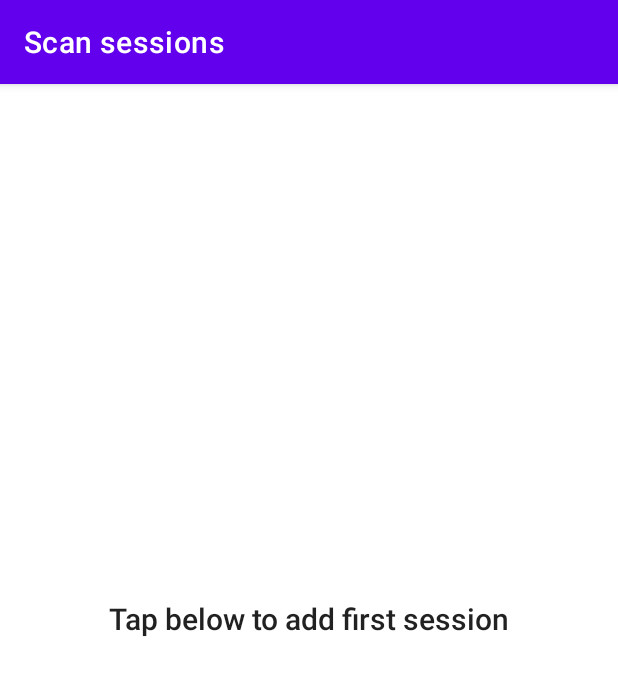
After one commit to VanessaGregoriou/Scanner-Turntable, an Android app: the SessionActivity screen opened directly, with no data from a screen before it, on a phone screen of 412 x 824 dp. The commit adds this screen. Shown: the top 676 px of the screen. Run offline under Robolectric (Android 15) with nearby library versions, the phone set to English and light mode, and no system bars; our stand-ins replace navigation-ui; libraries missing offline, so code that uses them is left out: androidx.camera.core, androidx.camera.lifecycle.

Commit message:
Add activity to start scanning sessions.

```diff
--- a/app/src/main/java/com/android/app/itemscanner/MainActivity.kt
+++ b/app/src/main/java/com/android/app/itemscanner/MainActivity.kt
@@ -1,5 +1,6 @@
 package com.android.app.itemscanner
 
+import android.content.Intent
 import android.os.Bundle
 import androidx.appcompat.app.AppCompatActivity
 import androidx.navigation.findNavController
@@ -56,7 +57,8 @@ class MainActivity : AppCompatActivity(), SessionCreateDialogFragment.DialogList
     }
 
     override fun onStart(dialog: DialogFragment) {
-
+        val intent = Intent(this, SessionActivity::class.java)
+        startActivity(intent)
     }
 
     override fun onClose(dialog: DialogFragment) {}
--- /dev/null
+++ b/app/src/main/java/com/android/app/itemscanner/SessionActivity.kt
@@ -0,0 +1,93 @@
+package com.android.app.itemscanner
+
+import android.content.pm.PackageManager
+import android.Manifest.permission
+import android.os.Build
+import android.os.Bundle
+import android.util.Log
+import android.widget.Toast
+import androidx.appcompat.app.AppCompatActivity
+import androidx.camera.core.CameraSelector
+import androidx.camera.core.ImageCapture
+import androidx.camera.core.Preview
+import androidx.camera.lifecycle.ProcessCameraProvider
+import androidx.core.app.ActivityCompat
+import androidx.core.content.ContextCompat
+import androidx.navigation.findNavController
+import androidx.navigation.ui.AppBarConfiguration
+import androidx.navigation.ui.setupActionBarWithNavController
+import com.android.app.itemscanner.databinding.ActivitySessionBinding
+import java.util.concurrent.ExecutorService
+import java.util.concurrent.Executors
+
+class SessionActivity: AppCompatActivity() {
+
+    private lateinit var appBarConfiguration: AppBarConfiguration
+    private lateinit var binding: ActivitySessionBinding
+
+    private var imageCapture: ImageCapture? = null
+    private lateinit var cameraExecutor: ExecutorService
+
+
+    override fun onCreate(savedInstanceState: Bundle?) {
+        super.onCreate(savedInstanceState)
+        binding = ActivitySessionBinding.inflate(layoutInflater)
+        setContentView(binding.root)
+        setSupportActionBar(binding.toolbar)
+        val navController = findNavController(R.id.nav_host_fragment_content_main)
+        appBarConfiguration = AppBarConfiguration(navController.graph)
+        setupActionBarWithNavController(navController, appBarConfiguration)
+
+
+        // Request camera permissions
+        if (allPermissionsGranted()) {
+//            startCamera()
+        } else {
+            ActivityCompat.requestPermissions(
+                this, REQUIRED_PERMISSIONS, REQUEST_CODE_PERMISSIONS)
+        }
+
+        cameraExecutor = Executors.newSingleThreadExecutor()
+    }
+
+    private fun allPermissionsGranted() = REQUIRED_PERMISSIONS.all {
+        ContextCompat.checkSelfPermission(
+            baseContext, it) == PackageManager.PERMISSION_GRANTED
+    }
+
+    override fun onDestroy() {
+        super.onDestroy()
+        cameraExecutor.shutdown()
+    }
+
+    companion object {
+        public const val TAG = "CameraXApp"
+        private const val FILENAME_FORMAT = "yyyy-MM-dd-HH-mm-ss-SSS"
+        private const val REQUEST_CODE_PERMISSIONS = 10
+        private val REQUIRED_PERMISSIONS =
+            mutableListOf (
+                permission.CAMERA
+            ).apply {
+                if (Build.VERSION.SDK_INT <= Build.VERSION_CODES.P) {
+                    add(permission.WRITE_EXTERNAL_STORAGE)
+                }
+            }.toTypedArray()
+    }
+
+    override fun onRequestPermissionsResult(
+        requestCode: Int, permissions: Array<String>, grantResults:
+        IntArray) {
+        super.onRequestPermissionsResult(requestCode, permissions, grantResults)
+        if (requestCode == REQUEST_CODE_PERMISSIONS) {
+            if (allPermissionsGranted()) {
+//                startCamera()
+            } else {
+                Toast.makeText(this,
+                    "Permissions not granted by the user.",
+                    Toast.LENGTH_SHORT).show()
+                finish()
+            }
+        }
+    }
+
+}
--- a/app/src/main/java/com/android/app/itemscanner/SessionCreateDialogFragment.kt
+++ b/app/src/main/java/com/android/app/itemscanner/SessionCreateDialogFragment.kt
@@ -54,8 +54,8 @@ class SessionCreateDialogFragment(listener: DialogListener) : DialogFragment() {
             val builder = AlertDialog.Builder(it)
             builder
                 .setView(dialogView)
-                .setPositiveButton(R.string.start_scanning) { dialog, _ ->
-
+                .setPositiveButton(R.string.start_scanning) { _, _ ->
+                    listener.onStart(this)
                 }
                 .setNegativeButton(R.string.close) { _, _ ->
                     listener.onClose(this)
--- /dev/null
+++ b/app/src/main/res/layout/activity_session.xml
@@ -0,0 +1,25 @@
+<?xml version="1.0" encoding="utf-8"?>
+<androidx.constraintlayout.widget.ConstraintLayout
+    xmlns:android="http://schemas.android.com/apk/res/android"
+    xmlns:app="http://schemas.android.com/apk/res-auto"
+    xmlns:tools="http://schemas.android.com/tools"
+    android:layout_width="match_parent"
+    android:layout_height="match_parent"
+    tools:context=".SessionActivity">
+
+    <com.google.android.material.appbar.AppBarLayout
+        android:layout_width="match_parent"
+        android:layout_height="wrap_content"
+        android:theme="@style/Theme.ItemScanner.AppBarOverlay">
+
+        <androidx.appcompat.widget.Toolbar
+            android:id="@+id/toolbar"
+            android:layout_width="match_parent"
+            android:layout_height="?attr/actionBarSize"
+            android:background="?attr/colorPrimary"
+            app:popupTheme="@style/Theme.ItemScanner.PopupOverlay" />
+
+    </com.google.android.material.appbar.AppBarLayout>
+
+    <include layout="@layout/content_main" />
+</androidx.constraintlayout.widget.ConstraintLayout>
--- a/app/src/main/res/navigation/nav_graph.xml
+++ b/app/src/main/res/navigation/nav_graph.xml
@@ -10,19 +10,11 @@
         android:name="com.android.app.itemscanner.ScannedListFragment"
         android:label="@string/scanned_list_fragment_label"
         tools:layout="@layout/scanned_list_fragment">
-
-        <action
-            android:id="@+id/action_FirstFragment_to_SecondFragment"
-            app:destination="@id/SecondFragment" />
     </fragment>
     <fragment
-        android:id="@+id/SecondFragment"
-        android:name="com.android.app.itemscanner.SecondFragment"
+        android:id="@+id/SessionRecordFragment"
+        android:name="com.android.app.itemscanner.SessionRecordFragment"
         android:label="@string/second_fragment_label"
-        tools:layout="@layout/fragment_second">
-
-        <action
-            android:id="@+id/action_SecondFragment_to_FirstFragment"
-            app:destination="@id/ScannedListFragment" />
+        tools:layout="@layout/session_record_fragment">
     </fragment>
 </navigation>
--- a/app/src/main/res/values/strings.xml
+++ b/app/src/main/res/values/strings.xml
@@ -11,6 +11,7 @@
     <string name="title_hint">figurine</string>
     <string name="num_photos">Number of photos to take</string>
 
+    <string name="take_photo">Take Photo</string>
     <string name="second_fragment_label">Second Fragment</string>
 
     <string name="add_first_session">Tap below to add first session</string>
```
Also changed, not shown: app/build.gradle (+12 -1 lines), app/src/main/AndroidManifest.xml (+9 -0 lines), app/src/main/java/com/android/app/itemscanner/SecondFragment.kt (deleted, +0 -44 lines), app/src/main/java/com/android/app/itemscanner/SessionRecordFragment.kt (added, +86 -0 lines), app/src/main/res/layout/fragment_second.xml (deleted, +0 -26 lines), app/src/main/res/layout/session_record_fragment.xml (added, +53 -0 lines).
